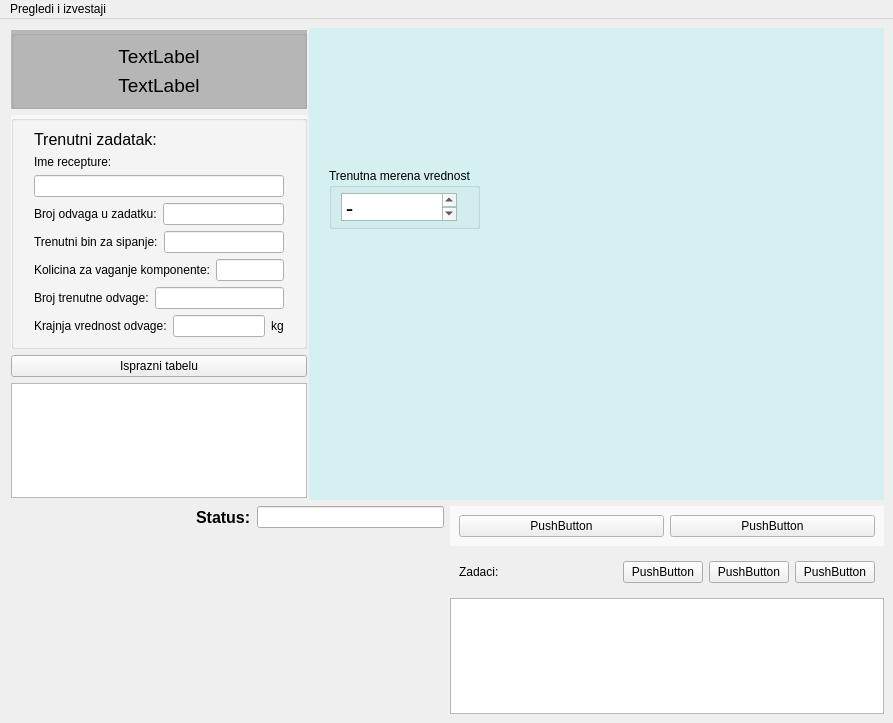
nikolakn/biovita, file ui/automainwindow.ui: the form before one commit.
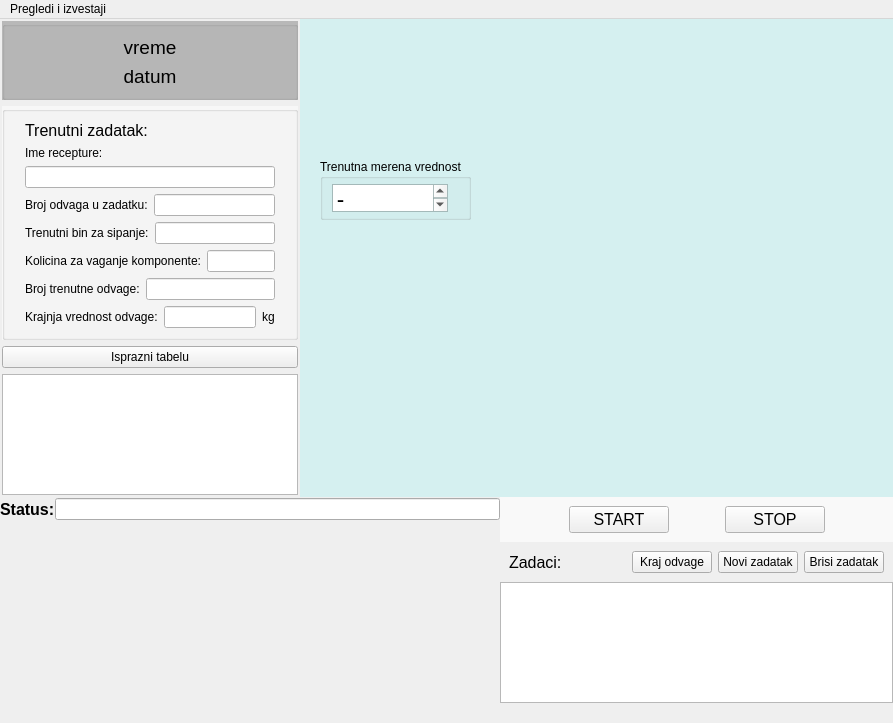
The form after the commit. Custom widgets are drawn as their Qt base class.

The edit to the form file:
```diff
--- a/ui/automainwindow.ui
+++ b/ui/automainwindow.ui
@@ -15,6 +15,21 @@
   </property>
   <widget class="QWidget" name="centralwidget">
    <layout class="QVBoxLayout" name="verticalLayout">
+    <property name="spacing">
+     <number>0</number>
+    </property>
+    <property name="leftMargin">
+     <number>0</number>
+    </property>
+    <property name="topMargin">
+     <number>0</number>
+    </property>
+    <property name="rightMargin">
+     <number>0</number>
+    </property>
+    <property name="bottomMargin">
+     <number>0</number>
+    </property>
     <item>
      <layout class="QHBoxLayout" name="horizontalLayout">
       <property name="spacing">
@@ -152,7 +167,7 @@
                </font>
               </property>
               <property name="text">
-               <string>TextLabel</string>
+               <string>vreme</string>
               </property>
               <property name="alignment">
                <set>Qt::AlignCenter</set>
@@ -173,7 +188,7 @@
                </font>
               </property>
               <property name="text">
-               <string>TextLabel</string>
+               <string>datum</string>
               </property>
               <property name="alignment">
                <set>Qt::AlignCenter</set>
@@ -567,21 +582,14 @@
         </property>
         <item>
          <layout class="QHBoxLayout" name="horizontalLayout_10">
-          <item>
-           <spacer name="horizontalSpacer_2">
-            <property name="orientation">
-             <enum>Qt::Horizontal</enum>
-            </property>
-            <property name="sizeHint" stdset="0">
-             <size>
-              <width>40</width>
-              <height>20</height>
-             </size>
-            </property>
-           </spacer>
-          </item>
           <item>
            <widget class="QLabel" name="label_9">
+            <property name="sizePolicy">
+             <sizepolicy hsizetype="Minimum" vsizetype="Minimum">
+              <horstretch>0</horstretch>
+              <verstretch>0</verstretch>
+             </sizepolicy>
+            </property>
             <property name="font">
              <font>
               <pointsize>12</pointsize>
@@ -596,9 +604,15 @@
           </item>
           <item>
            <widget class="QLineEdit" name="lineEdit_7">
+            <property name="sizePolicy">
+             <sizepolicy hsizetype="Expanding" vsizetype="Fixed">
+              <horstretch>1</horstretch>
+              <verstretch>0</verstretch>
+             </sizepolicy>
+            </property>
             <property name="maximumSize">
              <size>
-              <width>300</width>
+              <width>16777215</width>
               <height>16777215</height>
              </size>
             </property>
@@ -607,11 +621,17 @@
          </layout>
         </item>
         <item>
-         <widget class="QWidget" name="widget_3" native="true">
+         <widget class="NkGrafik" name="widget_3" native="true">
+          <property name="sizePolicy">
+           <sizepolicy hsizetype="Fixed" vsizetype="Fixed">
+            <horstretch>0</horstretch>
+            <verstretch>0</verstretch>
+           </sizepolicy>
+          </property>
           <property name="minimumSize">
            <size>
-            <width>200</width>
-            <height>150</height>
+            <width>500</width>
+            <height>200</height>
            </size>
           </property>
          </widget>
@@ -699,20 +719,87 @@
            <bool>true</bool>
           </property>
           <layout class="QHBoxLayout" name="horizontalLayout_11">
+           <item>
+            <spacer name="horizontalSpacer_3">
+             <property name="orientation">
+              <enum>Qt::Horizontal</enum>
+             </property>
+             <property name="sizeHint" stdset="0">
+              <size>
+               <width>40</width>
+               <height>20</height>
+              </size>
+             </property>
+            </spacer>
+           </item>
            <item>
             <widget class="QPushButton" name="pushButton_2">
+             <property name="minimumSize">
+              <size>
+               <width>100</width>
+               <height>0</height>
+              </size>
+             </property>
+             <property name="font">
+              <font>
+               <pointsize>12</pointsize>
+              </font>
+             </property>
+             <property name="autoFillBackground">
+              <bool>false</bool>
+             </property>
              <property name="text">
-              <string>PushButton</string>
+              <string>START</string>
              </property>
             </widget>
            </item>
+           <item>
+            <spacer name="horizontalSpacer_4">
+             <property name="orientation">
+              <enum>Qt::Horizontal</enum>
+             </property>
+             <property name="sizeType">
+              <enum>QSizePolicy::Fixed</enum>
+             </property>
+             <property name="sizeHint" stdset="0">
+              <size>
+               <width>50</width>
+               <height>20</height>
+              </size>
+             </property>
+            </spacer>
+           </item>
            <item>
             <widget class="QPushButton" name="pushButton_3">
+             <property name="minimumSize">
+              <size>
+               <width>100</width>
+               <height>0</height>
+              </size>
+             </property>
+             <property name="font">
+              <font>
+               <pointsize>12</pointsize>
+              </font>
+             </property>
              <property name="text">
-              <string>PushButton</string>
+              <string>STOP</string>
              </property>
             </widget>
            </item>
+           <item>
+            <spacer name="horizontalSpacer_5">
+             <property name="orientation">
+              <enum>Qt::Horizontal</enum>
+             </property>
+             <property name="sizeHint" stdset="0">
+              <size>
+               <width>40</width>
+               <height>20</height>
+              </size>
+             </property>
+            </spacer>
+           </item>
           </layout>
          </widget>
         </item>
@@ -721,6 +808,11 @@
           <layout class="QHBoxLayout" name="horizontalLayout_12">
            <item>
             <widget class="QLabel" name="label_10">
+             <property name="font">
+              <font>
+               <pointsize>12</pointsize>
+              </font>
+             </property>
              <property name="text">
               <string>Zadaci:</string>
              </property>
@@ -742,21 +834,21 @@
            <item>
             <widget class="QPushButton" name="pushButton_4">
              <property name="text">
-              <string>PushButton</string>
+              <string>Kraj odvage</string>
              </property>
             </widget>
            </item>
            <item>
             <widget class="QPushButton" name="pushButton_5">
              <property name="text">
-              <string>PushButton</string>
+              <string>Novi zadatak</string>
              </property>
             </widget>
            </item>
            <item>
             <widget class="QPushButton" name="pushButton_6">
              <property name="text">
-              <string>PushButton</string>
+              <string>Brisi zadatak</string>
              </property>
             </widget>
            </item>
@@ -766,6 +858,22 @@
         <item>
          <widget class="QTableWidget" name="tableWidget_2"/>
         </item>
+        <item>
+         <spacer name="verticalSpacer">
+          <property name="orientation">
+           <enum>Qt::Vertical</enum>
+          </property>
+          <property name="sizeType">
+           <enum>QSizePolicy::Fixed</enum>
+          </property>
+          <property name="sizeHint" stdset="0">
+           <size>
+            <width>20</width>
+            <height>20</height>
+           </size>
+          </property>
+         </spacer>
+        </item>
        </layout>
       </item>
      </layout>
@@ -789,6 +897,14 @@
    <addaction name="menuPregledi_i_izvestaji"/>
   </widget>
  </widget>
+ <customwidgets>
+  <customwidget>
+   <class>NkGrafik</class>
+   <extends>QWidget</extends>
+   <header>grafik</header>
+   <container>1</container>
+  </customwidget>
+ </customwidgets>
  <resources/>
  <connections/>
 </ui>
```
